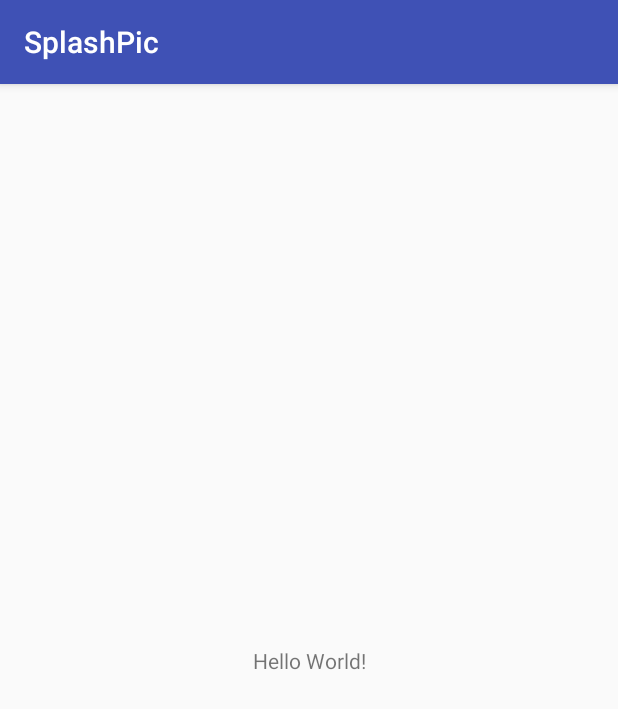
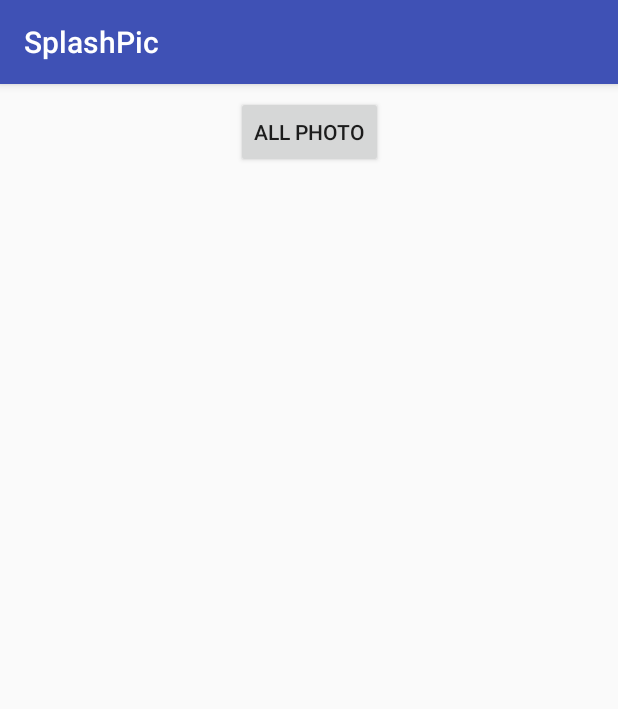
Before and after one commit to zore3xAD/SplashPic, an Android app: the screen it shows after launch (MainActivity), on a phone screen of 412 x 824 dp. Shown: the top 709 px of the screen. Run offline under Robolectric (Android 15) with nearby library versions, the light colour scheme and no system bars.

Commit message:
Добавлен переход на экран отображения фотографий

```diff
--- a/app/build.gradle
+++ b/app/build.gradle
@@ -24,7 +24,7 @@ android {
 
 dependencies {
     implementation fileTree(dir: 'libs', include: ['*.jar'])
-    implementation"org.jetbrains.kotlin:kotlin-stdlib-jre7:$kotlin_version"
+    implementation "org.jetbrains.kotlin:kotlin-stdlib-jre7:$kotlin_version"
     implementation 'com.android.support:appcompat-v7:26.1.0'
     implementation 'com.android.support.constraint:constraint-layout:1.1.2'
     testImplementation 'junit:junit:4.12'
--- a/app/src/main/AndroidManifest.xml
+++ b/app/src/main/AndroidManifest.xml
@@ -16,6 +16,8 @@
                 <category android:name="android.intent.category.LAUNCHER"/>
             </intent-filter>
         </activity>
+        <activity android:name=".PhotoListActivity">
+        </activity>
     </application>
 
 </manifest>
--- a/app/src/main/java/com/android/zore3x/splashpic/MainActivity.kt
+++ b/app/src/main/java/com/android/zore3x/splashpic/MainActivity.kt
@@ -2,11 +2,15 @@ package com.android.zore3x.splashpic
 
 import android.support.v7.app.AppCompatActivity
 import android.os.Bundle
+import kotlinx.android.synthetic.main.activity_main.*
 
 class MainActivity : AppCompatActivity() {
 
     override fun onCreate(savedInstanceState: Bundle?) {
         super.onCreate(savedInstanceState)
         setContentView(R.layout.activity_main)
+
+        button_allPhoto.setOnClickListener({startActivity(PhotoListActivity.newInstance(applicationContext))})
+
     }
 }
--- a/app/src/main/res/layout/activity_main.xml
+++ b/app/src/main/res/layout/activity_main.xml
@@ -7,13 +7,15 @@
     android:layout_height="match_parent"
     tools:context=".MainActivity">
 
-    <TextView
+    <Button
+        android:id="@+id/button_allPhoto"
         android:layout_width="wrap_content"
         android:layout_height="wrap_content"
-        android:text="Hello World!"
-        app:layout_constraintBottom_toBottomOf="parent"
-        app:layout_constraintLeft_toLeftOf="parent"
-        app:layout_constraintRight_toRightOf="parent"
+        android:layout_marginEnd="8dp"
+        android:layout_marginStart="8dp"
+        android:layout_marginTop="8dp"
+        android:text="All photo"
+        app:layout_constraintEnd_toEndOf="parent"
+        app:layout_constraintStart_toStartOf="parent"
         app:layout_constraintTop_toTopOf="parent"/>
-
 </android.support.constraint.ConstraintLayout>
```
Also changed, not shown: app/src/main/java/com/android/zore3x/splashpic/PhotoListActivity.kt (added, +18 -0 lines), app/src/main/res/layout/activity_photo_list.xml (added, +10 -0 lines).
